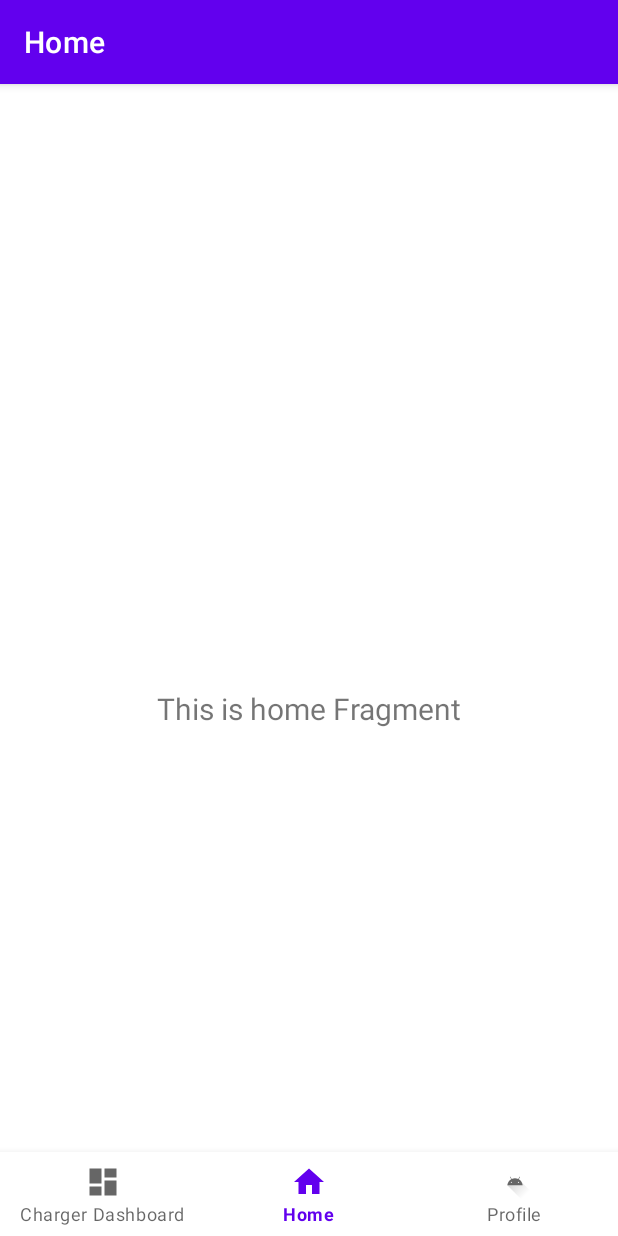
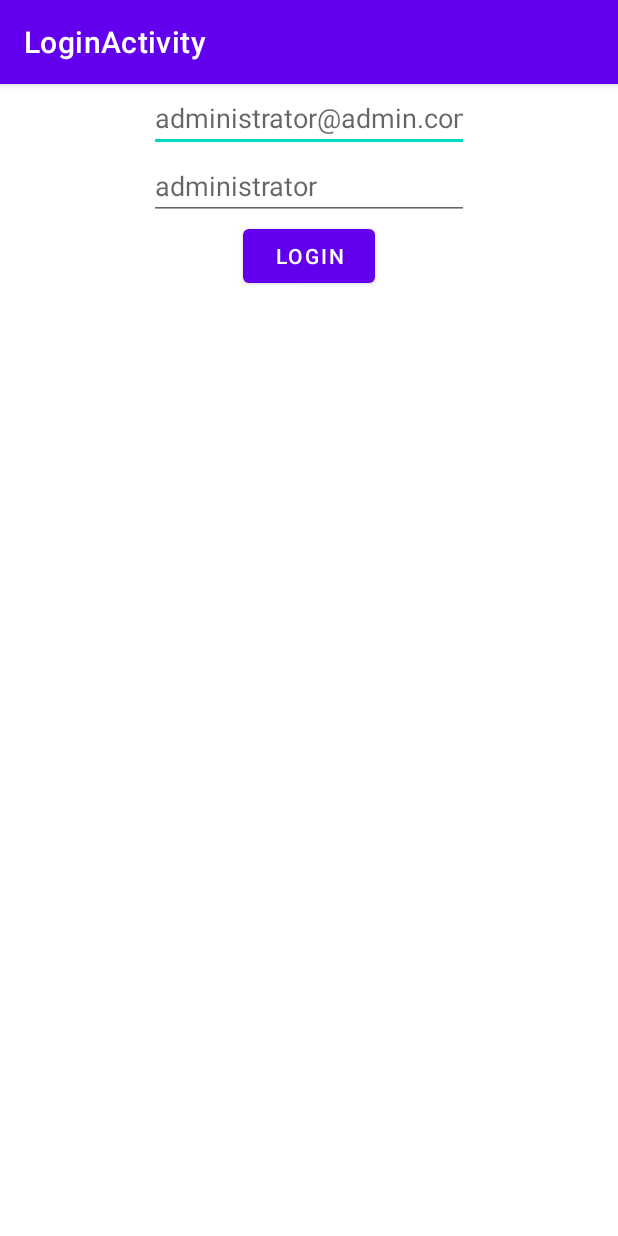
Before and after one commit to Mahdi03/EV4ME, an Android app: the screen it shows after launch (MainActivity before the commit, LoginActivity after it), on a phone screen of 412 x 824 dp. Run offline under Robolectric (Android 15) with nearby library versions, the light colour scheme and no system bars; our stand-ins replace Firebase (no records; nobody signed in at launch, a user with empty details on screens opened directly).

Commit message:
Implemented basic Firebase auth system to login and logout
Modified app flow to have login page come first and have
MainActivity be the main hub where all of our other app-ly
operations happen

```diff
--- a/app/build.gradle
+++ b/app/build.gradle
@@ -41,7 +41,7 @@ dependencies {
 
     //Kotlin dependencies
     implementation 'androidx.core:core-ktx:1.9.0'
-    implementation 'androidx.appcompat:appcompat:1.6.0'
+    implementation 'androidx.appcompat:appcompat:1.6.1'
 
     implementation 'com.google.android.material:material:1.8.0'
 
@@ -68,7 +68,7 @@ dependencies {
 
     // When using the BoM, don't specify versions in Firebase dependencies
     implementation 'com.google.firebase:firebase-analytics-ktx'
-
+    implementation 'com.google.firebase:firebase-auth-ktx'
 
 
     //Testing frameworks
--- /dev/null
+++ b/app/src/main/java/com/aims/ev4me/LoginActivity.kt
@@ -0,0 +1,94 @@
+package com.aims.ev4me
+
+import android.content.Intent
+import android.os.Bundle
+import android.util.Log
+import android.widget.Button
+import android.widget.EditText
+import androidx.appcompat.app.AppCompatActivity
+import com.aims.ev4me.databinding.LoginActivityBinding
+import com.google.firebase.auth.FirebaseAuth
+import com.google.firebase.auth.ktx.auth
+import com.google.firebase.ktx.Firebase
+
+/*
+* See: https://firebase.google.com/docs/auth/android/password-auth?hl=en&authuser=0
+* for user sign in and sign up
+* */
+
+class LoginActivity : AppCompatActivity() {
+
+    private lateinit var auth: FirebaseAuth
+
+    private lateinit var binding: LoginActivityBinding
+
+    private lateinit var emailInputField: EditText
+    private lateinit var passwordInputField: EditText
+    private lateinit var loginButton: Button
+
+
+    override fun onCreate(savedInstanceState: Bundle?) {
+        super.onCreate(savedInstanceState)
+
+        /*
+         * https://developer.android.com/topic/libraries/view-binding
+         * if a layout file is called result_profile.xml, the resulting
+         * class becomes ResultProfileBinding, and so we import that
+         * and then populate the content view with its root
+         * */
+
+        binding = LoginActivityBinding.inflate(layoutInflater)
+        setContentView(binding.root)
+
+        emailInputField = findViewById(R.id.email_input_field)
+        passwordInputField = findViewById(R.id.password_input_field)
+        loginButton = findViewById(R.id.login_button)
+
+        auth = Firebase.auth
+
+    }
+
+    override fun onStart() {
+        super.onStart()
+
+        val currentUser = auth.currentUser
+        if (currentUser != null) {
+            //Link them to the MainActivity, they are already logged in
+            goToMainActivity()
+        }
+        //If we made it this far, that means they need to login, we can set
+        //up the onclick listeners now
+        loginButton.setOnClickListener {
+            //Get email and password from input fields and then attempt the firebase login
+            val email: String = emailInputField.text.toString()
+            val password: String = passwordInputField.text.toString()
+            //TODO: sanitize strings properly
+            if (email.isNotEmpty() && password.isNotEmpty()) {
+                signIn(email, password)
+            }
+        }
+
+    }
+
+    private fun signIn(email: String, password: String) {
+        auth.signInWithEmailAndPassword(email, password).addOnCompleteListener(this) { task ->
+            if (task.isSuccessful) {
+                Log.d("LoginActivity.kt", "EYYYY IT WORKEDDDDDDDD")
+                //Link them to the MainActivity, they are now signed in
+                goToMainActivity()
+            }
+            else {
+                Log.e("LoginActivity.kt", "Sign in w/ email failed", task.exception)
+                //TODO: Show user error messages
+            }
+        }
+    }
+
+    private fun goToMainActivity() {
+        Log.d("LoginActivity.kt", "Sign in successful, going to MainActivity")
+        val mainActivityIntent = Intent(this, MainActivity::class.java)
+        //We need to set these flags so that they can't come back to the login activity through the back stack without logging out
+        mainActivityIntent.addFlags(Intent.FLAG_ACTIVITY_NEW_TASK or Intent.FLAG_ACTIVITY_CLEAR_TASK) //Kotlin doesn't support |, use `or` instead
+        startActivity(mainActivityIntent)
+    }
+}
--- /dev/null
+++ b/app/src/main/res/layout/login_activity.xml
@@ -0,0 +1,53 @@
+<?xml version="1.0" encoding="utf-8"?>
+<androidx.constraintlayout.widget.ConstraintLayout xmlns:android="http://schemas.android.com/apk/res/android"
+    xmlns:app="http://schemas.android.com/apk/res-auto"
+    xmlns:tools="http://schemas.android.com/tools"
+    android:layout_width="match_parent"
+    android:layout_height="match_parent">
+
+    <!--
+    TODO: change android:hint to actual placeholders in production builds
+    (keep it for now so that we can test logging in)
+    make sure to actually style this
+    -->
+
+    <EditText
+        android:id="@+id/email_input_field"
+        android:layout_width="wrap_content"
+        android:layout_height="wrap_content"
+        android:ems="10"
+        android:inputType="textEmailAddress"
+        android:hint="administrator@admin.com"
+        android:autofillHints="emailAddress"
+
+        app:layout_constraintEnd_toEndOf="parent"
+        app:layout_constraintStart_toStartOf="parent"
+        app:layout_constraintTop_toTopOf="parent" />
+
+    <EditText
+        android:id="@+id/password_input_field"
+        android:layout_width="wrap_content"
+        android:layout_height="wrap_content"
+        android:ems="10"
+        android:inputType="textPassword"
+        android:hint="administrator"
+        android:autofillHints="password"
+
+        app:layout_constraintTop_toBottomOf="@+id/email_input_field"
+        app:layout_constraintEnd_toEndOf="parent"
+        app:layout_constraintStart_toStartOf="parent" />
+
+    <Button
+        android:id="@+id/login_button"
+        android:layout_width="wrap_content"
+        android:layout_height="wrap_content"
+        android:text="Login"
+
+        app:layout_constraintTop_toBottomOf="@+id/password_input_field"
+
+        app:layout_constraintEnd_toEndOf="parent"
+        app:layout_constraintStart_toStartOf="parent" />
+
+
+
+</androidx.constraintlayout.widget.ConstraintLayout>
```
Also changed, not shown: app/src/main/AndroidManifest.xml (+10 -0 lines), app/src/main/java/com/aims/ev4me/ui/profile_page/ProfilePageFragment.kt (+21 -0 lines), app/src/main/res/layout/fragment_profile.xml (+12 -0 lines).
